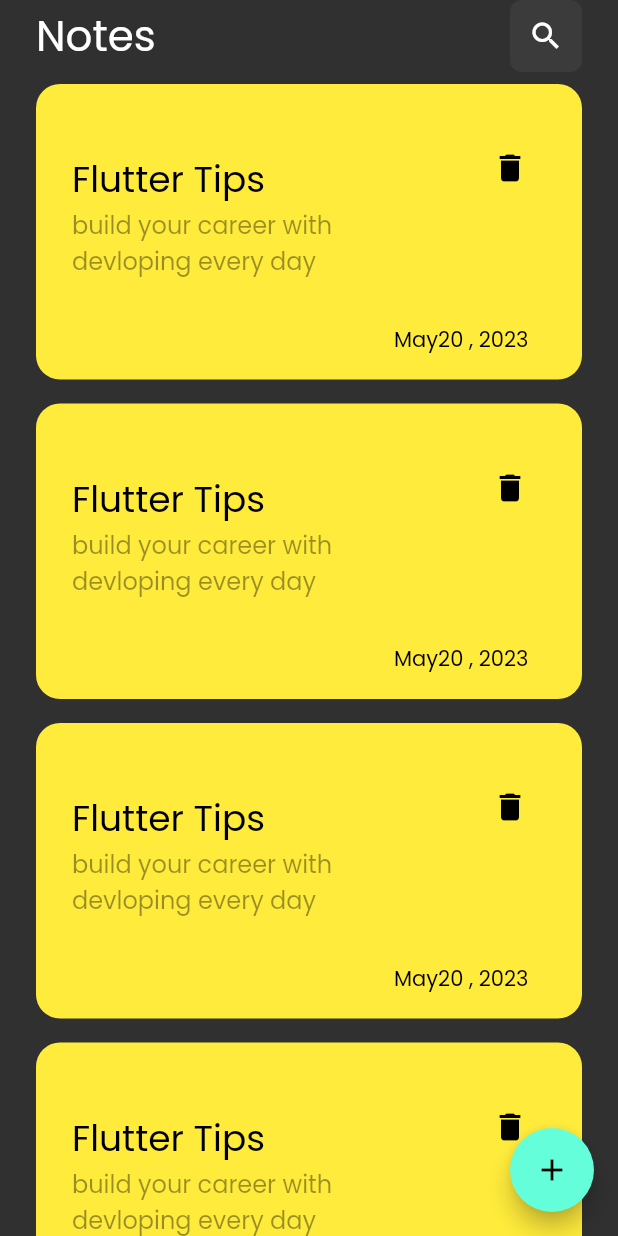
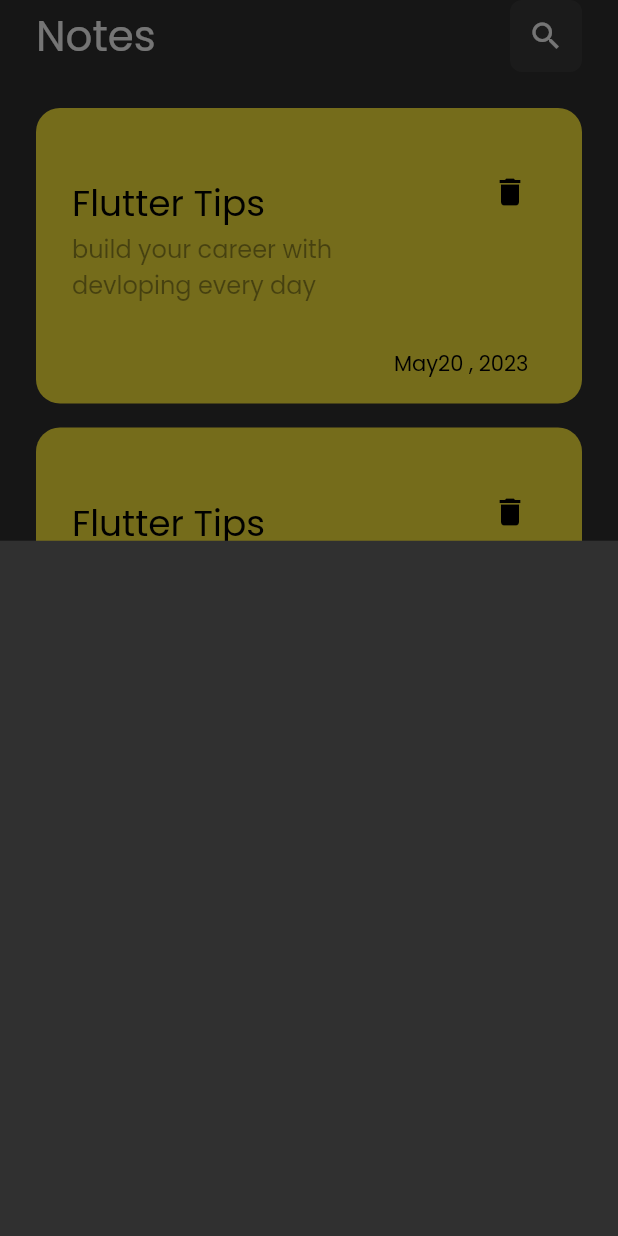
Before and after one commit to YoussefLachgar/notes_app, a Flutter app: the screen it shows after launch, after a tap on the "add" icon, on a phone screen of 412 x 824 dp. Run offline on Flutter 3.47's test engine with Material 2 defaults, Android fonts, the phone set to English and light mode, and no system bars.

Commit message:
8: i create Add Note Bottom Sheet and i affecte them to the floatButton

```diff
--- a/lib/views/notes.view.dart
+++ b/lib/views/notes.view.dart
@@ -1,6 +1,7 @@
 import 'package:flutter/material.dart';
 import 'package:flutter/src/widgets/container.dart';
 import 'package:flutter/src/widgets/framework.dart';
+import 'package:notes_hive_app/views/widgets/add_note_bottom_sheet.view.dart';
 import 'package:notes_hive_app/views/widgets/notes_body.view.dart';
 
 class NotesView extends StatelessWidget {
@@ -10,7 +11,13 @@ class NotesView extends StatelessWidget {
   Widget build(BuildContext context) {
     return Scaffold(
       floatingActionButton: FloatingActionButton(
-        onPressed: () {},
+        onPressed: () {
+          showModalBottomSheet(
+              context: context,
+              builder: (context) {
+                return AddNoteBottomSheet();
+              });
+        },
         child: Icon(Icons.add),
       ),
       body: const NotesViewBody(),
--- /dev/null
+++ b/lib/views/widgets/add_note_bottom_sheet.view.dart
@@ -0,0 +1,10 @@
+import 'package:flutter/material.dart';
+
+class AddNoteBottomSheet extends StatelessWidget {
+  const AddNoteBottomSheet({super.key});
+
+  @override
+  Widget build(BuildContext context) {
+    return Container();
+  }
+}
--- a/lib/views/widgets/custom_notes_list.view.dart
+++ b/lib/views/widgets/custom_notes_list.view.dart
@@ -6,13 +6,17 @@ class NotesList extends StatelessWidget {
 
   @override
   Widget build(BuildContext context) {
-    return ListView.builder(
+    return Padding(
+      padding: EdgeInsets.symmetric(vertical: 16),
+      child: ListView.builder(
+        padding: EdgeInsets.zero,
         itemBuilder: ((context, index) {
           return Padding(
             padding: const EdgeInsets.symmetric(vertical: 8.0),
             child: const NoteItem(),
           );
         }),
+      ),
     );
   }
 }
```
Lines whose indentation alone changed are shown as unchanged.
